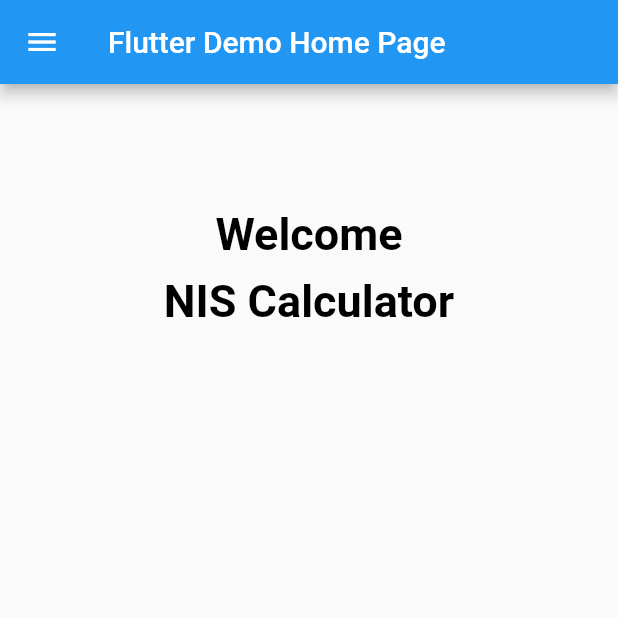
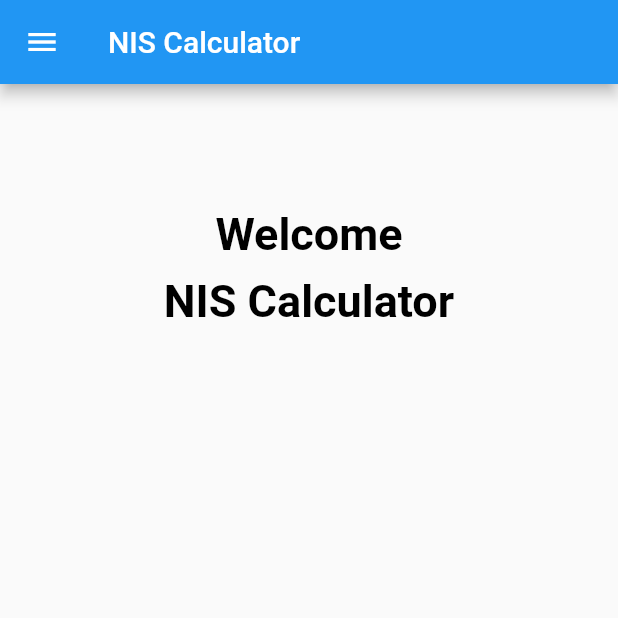
Before and after one commit to Harshit0105/nis_calc, a Flutter app: the screen it shows after launch, on a phone screen of 412 x 824 dp, the top half of it. Run offline on Flutter 3.47's test engine with Material 2 defaults, Android fonts, the phone set to English and light mode, and no system bars.

Commit message:
Title and result change

```diff
--- a/lib/main.dart
+++ b/lib/main.dart
@@ -15,7 +15,7 @@ class MyApp extends StatelessWidget {
       theme: ThemeData(
         primarySwatch: Colors.blue,
       ),
-      home: MyHomePage(title: 'Flutter Demo Home Page'),
+      home: MyHomePage(title: 'NIS Calculator'),
     );
   }
 }
@@ -182,7 +182,7 @@ class _PageSection3State extends State<PageSection3> {
     var temp1 = a ~/ n;
     var temp2 = a - temp1 * n;
     var temp3 = a % n;
-    return "Quo = $temp1 \nRem= $temp2 \na % n = $temp3";
+    return "Quo = $temp1 \nRem= $temp2 \n$a % $n = $temp3";
   }
 
   @override
```
